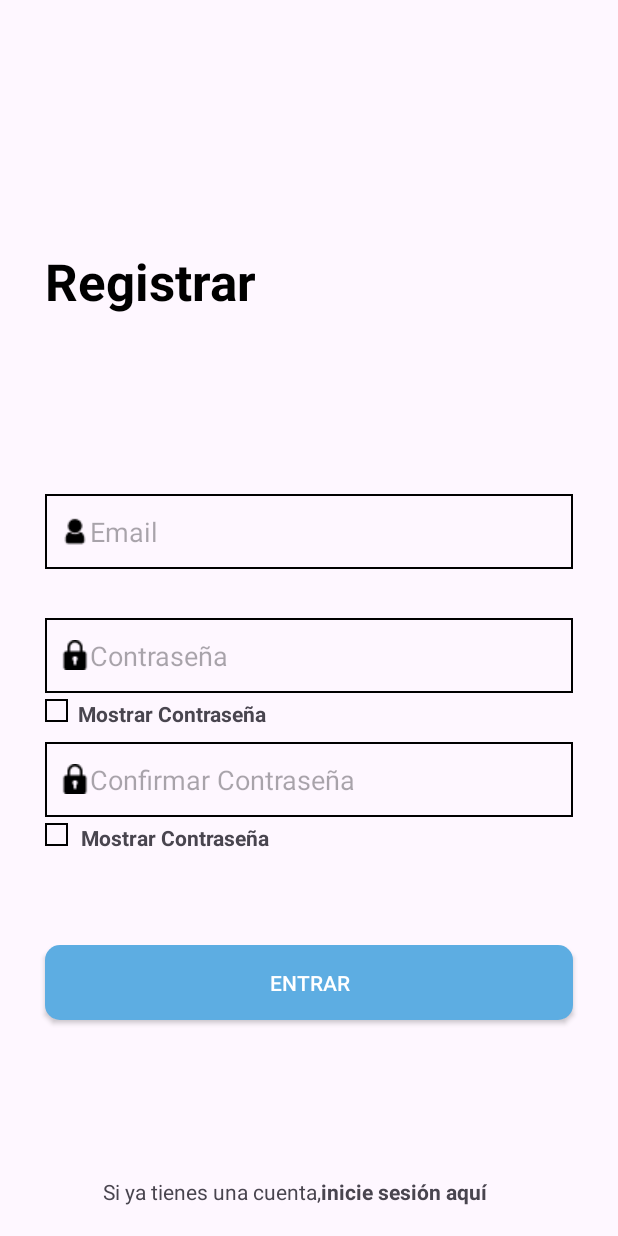
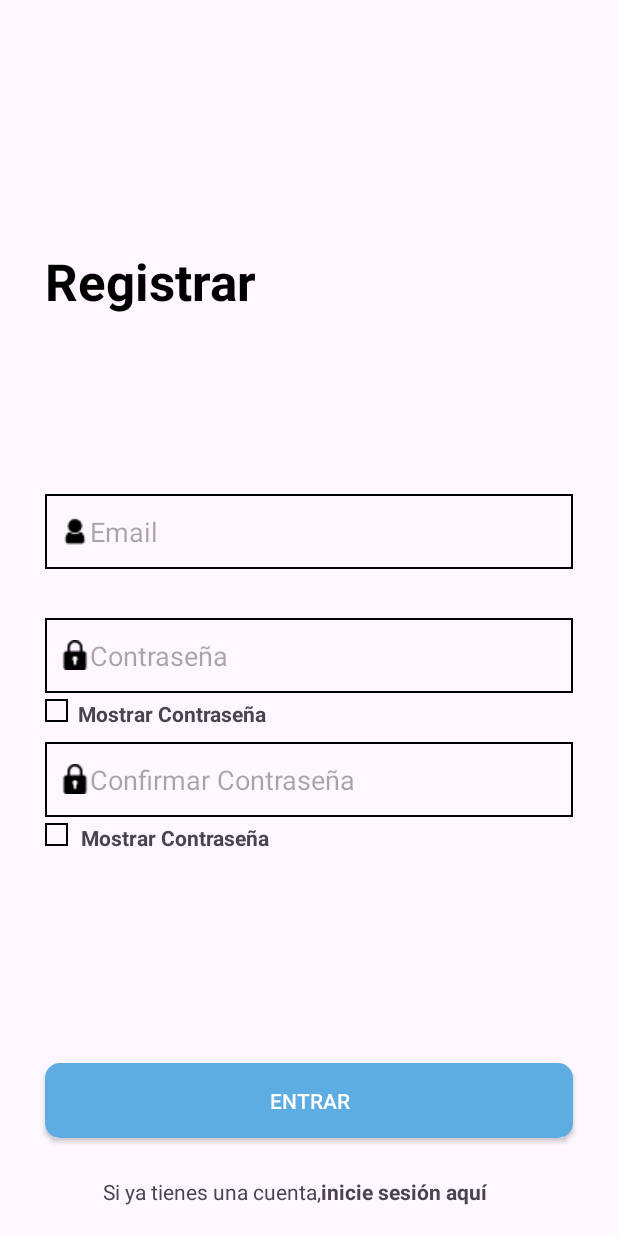
Before and after one commit to Nikki-021/Refactoring-Life, an Android app: the MainActivityRegister screen opened directly, with no data from a screen before it, on a phone screen of 412 x 824 dp. Run offline under Robolectric (Android 15) with nearby library versions, the phone set to English and light mode, and no system bars.

Commit message:
feature/RLA_4

```diff
--- a/app/src/main/res/layout/activity_main_register.xml
+++ b/app/src/main/res/layout/activity_main_register.xml
@@ -141,7 +141,7 @@
         android:layout_width="wrap_content"
         android:layout_height="wrap_content"
         android:orientation="horizontal"
-        app:layout_constraintGuide_begin="630dp" />
+        app:layout_constraintGuide_percent="0.86" />
 
     <androidx.appcompat.widget.AppCompatButton
         android:id="@+id/bt_enter"
```
